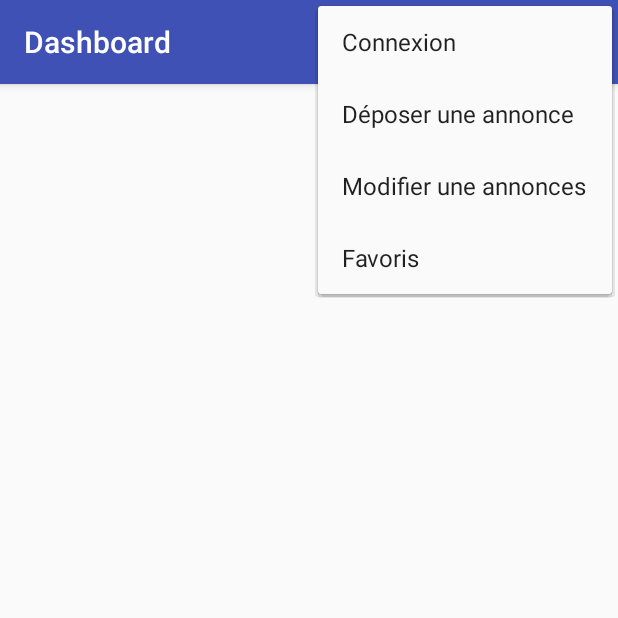
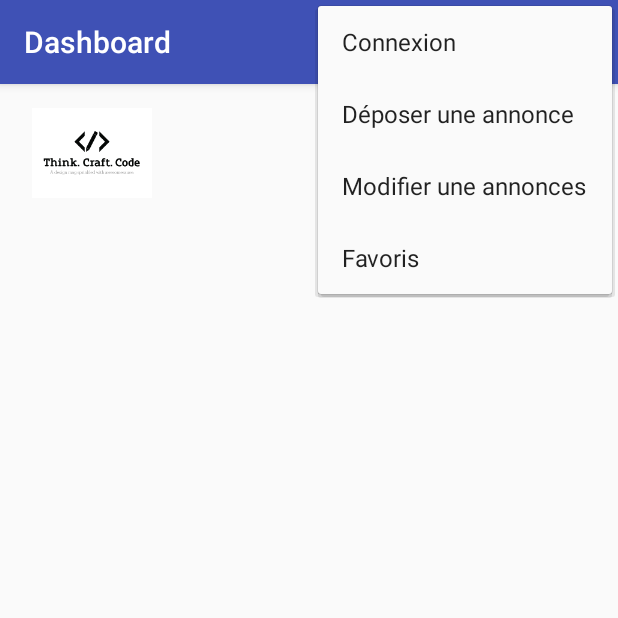
Before and after one commit to ynov-informatique-lyon-1621/android-project, an Android app: the screen it shows after launch (ActivityDashboard), with the options menu open, on a phone screen of 412 x 824 dp, the top half of it. Run offline under Robolectric (Android 15) with nearby library versions, the phone set to English and light mode, and no system bars; pictures from the network do not load; 3 statements that could not run were skipped.

Commit message:
Add data Activity

```diff
--- a/app/src/main/java/com/ynov/informatiqueb2/lesbonnesaffairesdebibi/app/ActivityDashboard.java
+++ b/app/src/main/java/com/ynov/informatiqueb2/lesbonnesaffairesdebibi/app/ActivityDashboard.java
@@ -11,10 +11,12 @@ import android.view.MenuInflater;
 import android.view.MenuItem;
 
 import android.view.View;
+import android.widget.ImageView;
 import android.widget.ListView;
 import android.widget.SearchView;
 import android.widget.Toast;
 
+import com.bumptech.glide.Glide;
 import com.ynov.informatiqueb2.lesbonnesaffairesdebibi.R;
 import com.ynov.informatiqueb2.lesbonnesaffairesdebibi.controller.GetViewController;
 import com.ynov.informatiqueb2.lesbonnesaffairesdebibi.model.AdvertList;
@@ -30,6 +32,10 @@ public class ActivityDashboard extends AppCompatActivity {
 
         // Execution du 'GetViewController' sur le ActivityDashboard
         new GetViewController(ActivityDashboard.this).execute();
+
+        ImageView logo = findViewById(R.id.imageViewDash);
+
+        Glide.with(ActivityDashboard.this).load(R.drawable.logo).into(logo);
     }
 
     @Override
--- a/app/src/main/java/com/ynov/informatiqueb2/lesbonnesaffairesdebibi/app/ActivitySplashScreen.java
+++ b/app/src/main/java/com/ynov/informatiqueb2/lesbonnesaffairesdebibi/app/ActivitySplashScreen.java
@@ -4,6 +4,9 @@ import android.content.Intent;
 import android.os.Handler;
 import android.support.v7.app.AppCompatActivity;
 import android.os.Bundle;
+import android.view.Menu;
+import android.view.MenuInflater;
+import android.view.MenuItem;
 import android.widget.ImageView;
 
 
@@ -33,5 +36,24 @@ public class ActivitySplashScreen extends AppCompatActivity {
 
     }
 
+    @Override
+    public boolean onCreateOptionsMenu(Menu menu) {
+        MenuInflater inflater = getMenuInflater();
+        inflater.inflate(R.menu.menu_activity_dashboard, menu);
+        return true;
+    }
+
+    @Override
+    public boolean onOptionsItemSelected(MenuItem item) {
+        int id = item.getItemId();
+
+        if (id == R.id.action_settings_connect) {
+            Intent intent = new Intent(this, ActivityForm.class);
+            this.startActivity(intent);
+            return true;
+        }
+        return super.onOptionsItemSelected(item);
+    }
+
 
 }
--- a/app/src/main/res/layout/activity_dashboard.xml
+++ b/app/src/main/res/layout/activity_dashboard.xml
@@ -22,10 +22,10 @@
         android:layout_height="wrap_content"
         android:layout_alignParentStart="true"
         android:layout_alignParentTop="true"
-        android:layout_marginStart="111dp"
-        android:layout_marginTop="12dp"
+        android:layout_marginStart="115dp"
+        android:layout_marginTop="16dp"
         android:textAllCaps="true"
-        android:textSize="14sp"
+        android:textSize="12sp"
         android:textStyle="bold"
         android:visibility="visible" />
 
@@ -34,7 +34,7 @@
         android:layout_width="wrap_content"
         android:layout_height="wrap_content"
         android:layout_alignStart="@+id/TitleView"
-        android:layout_below="@+id/TitleView"
+        android:layout_alignTop="@+id/PriceView"
         android:textSize="10sp"
         android:typeface="serif"
         android:visibility="visible"
@@ -44,11 +44,21 @@
         android:id="@+id/PriceView"
         android:layout_width="wrap_content"
         android:layout_height="wrap_content"
+        android:layout_alignBottom="@+id/imageViewDash"
         android:layout_alignParentEnd="true"
-        android:layout_alignTop="@+id/CatView"
-        android:layout_marginEnd="103dp"
+        android:layout_marginEnd="42dp"
         android:textSize="10sp"
         android:visibility="visible" />
 
+    <ImageView
+        android:id="@+id/imageViewDash"
+        android:layout_width="92dp"
+        android:layout_height="60dp"
+        android:layout_alignParentStart="true"
+        android:layout_alignTop="@+id/TitleView"
+        android:layout_marginStart="15dp"
+        app:srcCompat="@android:color/transparent" />
+
+
 
 </RelativeLayout>
```
Also changed, not shown: app/src/main/java/com/ynov/informatiqueb2/lesbonnesaffairesdebibi/adapter/AdvertViewAdapter.java (+21 -1 lines), app/src/main/java/com/ynov/informatiqueb2/lesbonnesaffairesdebibi/app/ActivityDetail.java (+54 -0 lines), app/src/main/res/layout/activity_detail.xml (+49 -7 lines), app/src/main/res/drawable/logo.jpg (added).
